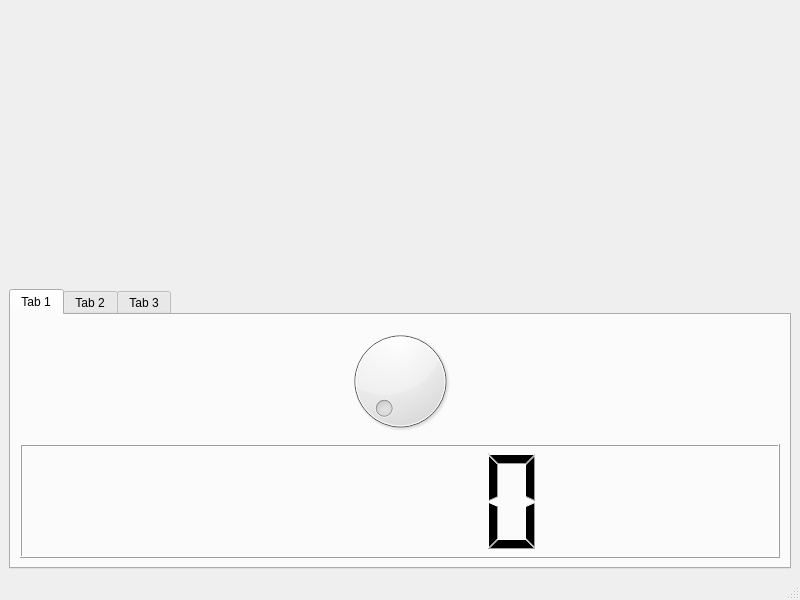
First picture: the form in Gui.ui, repository GeovanniOrtiz/Interfaz_Serial, before the edit.
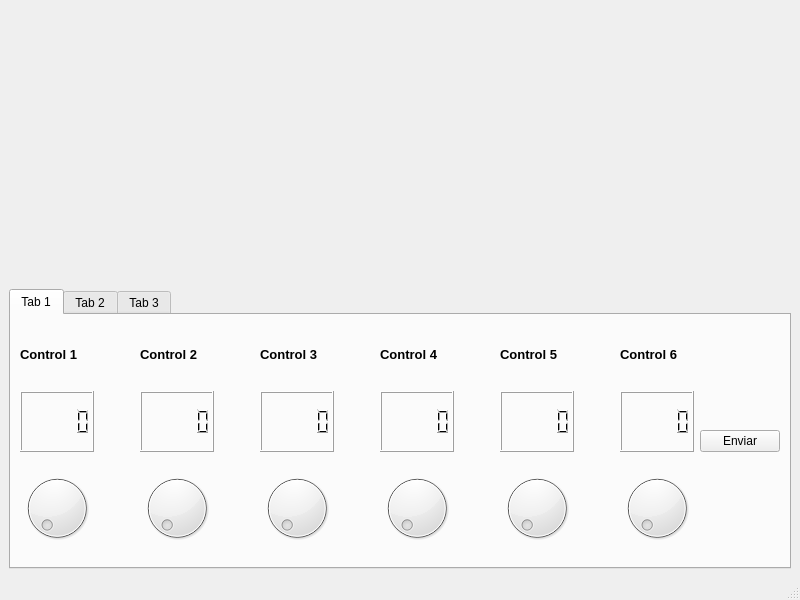
Second picture: the form after the edit.

Commit message: Cambio en el Codigo

Diff of the .ui file:
```diff
--- a/Gui.ui
+++ b/Gui.ui
@@ -37,12 +37,199 @@
        <attribute name="title">
         <string>Tab 1</string>
        </attribute>
-       <layout class="QVBoxLayout" name="verticalLayout_5">
+       <layout class="QHBoxLayout" name="horizontalLayout">
         <item>
-         <widget class="QDial" name="dial"/>
+         <layout class="QVBoxLayout" name="verticalLayout_4">
+          <item>
+           <widget class="QLabel" name="label">
+            <property name="text">
+             <string>&lt;html&gt;&lt;head/&gt;&lt;body&gt;&lt;p&gt;&lt;span style=&quot; font-size:10pt; font-weight:700;&quot;&gt;Control 1&lt;/span&gt;&lt;/p&gt;&lt;/body&gt;&lt;/html&gt;</string>
+            </property>
+           </widget>
+          </item>
+          <item>
+           <widget class="QLCDNumber" name="lcdNumber"/>
+          </item>
+          <item>
+           <widget class="QDial" name="control1"/>
+          </item>
+         </layout>
         </item>
         <item>
-         <widget class="QLCDNumber" name="lcdNumber"/>
+         <spacer name="horizontalSpacer">
+          <property name="orientation">
+           <enum>Qt::Horizontal</enum>
+          </property>
+          <property name="sizeType">
+           <enum>QSizePolicy::Fixed</enum>
+          </property>
+          <property name="sizeHint" stdset="0">
+           <size>
+            <width>40</width>
+            <height>20</height>
+           </size>
+          </property>
+         </spacer>
+        </item>
+        <item>
+         <layout class="QVBoxLayout" name="verticalLayout_5">
+          <item>
+           <widget class="QLabel" name="label_2">
+            <property name="text">
+             <string>&lt;html&gt;&lt;head/&gt;&lt;body&gt;&lt;p&gt;&lt;span style=&quot; font-size:10pt; font-weight:700;&quot;&gt;Control 2&lt;/span&gt;&lt;/p&gt;&lt;/body&gt;&lt;/html&gt;</string>
+            </property>
+           </widget>
+          </item>
+          <item>
+           <widget class="QLCDNumber" name="lcdNumber_2"/>
+          </item>
+          <item>
+           <widget class="QDial" name="control2"/>
+          </item>
+         </layout>
+        </item>
+        <item>
+         <spacer name="horizontalSpacer_2">
+          <property name="orientation">
+           <enum>Qt::Horizontal</enum>
+          </property>
+          <property name="sizeType">
+           <enum>QSizePolicy::Fixed</enum>
+          </property>
+          <property name="sizeHint" stdset="0">
+           <size>
+            <width>40</width>
+            <height>20</height>
+           </size>
+          </property>
+         </spacer>
+        </item>
+        <item>
+         <layout class="QVBoxLayout" name="verticalLayout_7">
+          <item>
+           <widget class="QLabel" name="label_3">
+            <property name="text">
+             <string>&lt;html&gt;&lt;head/&gt;&lt;body&gt;&lt;p&gt;&lt;span style=&quot; font-size:10pt; font-weight:700;&quot;&gt;Control 3&lt;/span&gt;&lt;/p&gt;&lt;/body&gt;&lt;/html&gt;</string>
+            </property>
+           </widget>
+          </item>
+          <item>
+           <widget class="QLCDNumber" name="lcdNumber_3"/>
+          </item>
+          <item>
+           <widget class="QDial" name="control3"/>
+          </item>
+         </layout>
+        </item>
+        <item>
+         <spacer name="horizontalSpacer_3">
+          <property name="orientation">
+           <enum>Qt::Horizontal</enum>
+          </property>
+          <property name="sizeType">
+           <enum>QSizePolicy::Fixed</enum>
+          </property>
+          <property name="sizeHint" stdset="0">
+           <size>
+            <width>40</width>
+            <height>20</height>
+           </size>
+          </property>
+         </spacer>
+        </item>
+        <item>
+         <layout class="QVBoxLayout" name="verticalLayout_8">
+          <item>
+           <widget class="QLabel" name="label_4">
+            <property name="text">
+             <string>&lt;html&gt;&lt;head/&gt;&lt;body&gt;&lt;p&gt;&lt;span style=&quot; font-size:10pt; font-weight:700;&quot;&gt;Control 4&lt;/span&gt;&lt;/p&gt;&lt;/body&gt;&lt;/html&gt;</string>
+            </property>
+           </widget>
+          </item>
+          <item>
+           <widget class="QLCDNumber" name="lcdNumber_4"/>
+          </item>
+          <item>
+           <widget class="QDial" name="control4"/>
+          </item>
+         </layout>
+        </item>
+        <item>
+         <spacer name="horizontalSpacer_4">
+          <property name="orientation">
+           <enum>Qt::Horizontal</enum>
+          </property>
+          <property name="sizeType">
+           <enum>QSizePolicy::Fixed</enum>
+          </property>
+          <property name="sizeHint" stdset="0">
+           <size>
+            <width>40</width>
+            <height>20</height>
+           </size>
+          </property>
+         </spacer>
+        </item>
+        <item>
+         <layout class="QVBoxLayout" name="verticalLayout_9">
+          <item>
+           <widget class="QLabel" name="label_5">
+            <property name="text">
+             <string>&lt;html&gt;&lt;head/&gt;&lt;body&gt;&lt;p&gt;&lt;span style=&quot; font-size:10pt; font-weight:700;&quot;&gt;Control 5&lt;/span&gt;&lt;/p&gt;&lt;/body&gt;&lt;/html&gt;</string>
+            </property>
+           </widget>
+          </item>
+          <item>
+           <widget class="QLCDNumber" name="lcdNumber_5"/>
+          </item>
+          <item>
+           <widget class="QDial" name="control5"/>
+          </item>
+         </layout>
+        </item>
+        <item>
+         <spacer name="horizontalSpacer_5">
+          <property name="orientation">
+           <enum>Qt::Horizontal</enum>
+          </property>
+          <property name="sizeType">
+           <enum>QSizePolicy::Fixed</enum>
+          </property>
+          <property name="sizeHint" stdset="0">
+           <size>
+            <width>40</width>
+            <height>20</height>
+           </size>
+          </property>
+         </spacer>
+        </item>
+        <item>
+         <layout class="QVBoxLayout" name="verticalLayout_10">
+          <item>
+           <widget class="QLabel" name="label_6">
+            <property name="text">
+             <string>&lt;html&gt;&lt;head/&gt;&lt;body&gt;&lt;p&gt;&lt;span style=&quot; font-size:10pt; font-weight:700;&quot;&gt;Control 6&lt;/span&gt;&lt;/p&gt;&lt;/body&gt;&lt;/html&gt;</string>
+            </property>
+           </widget>
+          </item>
+          <item>
+           <widget class="QLCDNumber" name="lcdNumber_6"/>
+          </item>
+          <item>
+           <widget class="QDial" name="control6"/>
+          </item>
+         </layout>
+        </item>
+        <item>
+         <layout class="QVBoxLayout" name="verticalLayout_12">
+          <item>
+           <widget class="QPushButton" name="btn_enviar">
+            <property name="text">
+             <string>Enviar</string>
+            </property>
+           </widget>
+          </item>
+         </layout>
         </item>
        </layout>
       </widget>
```
Left out of the diff: 90 changed lines with no effect on the pictures. The commit also changes 2 other files.
